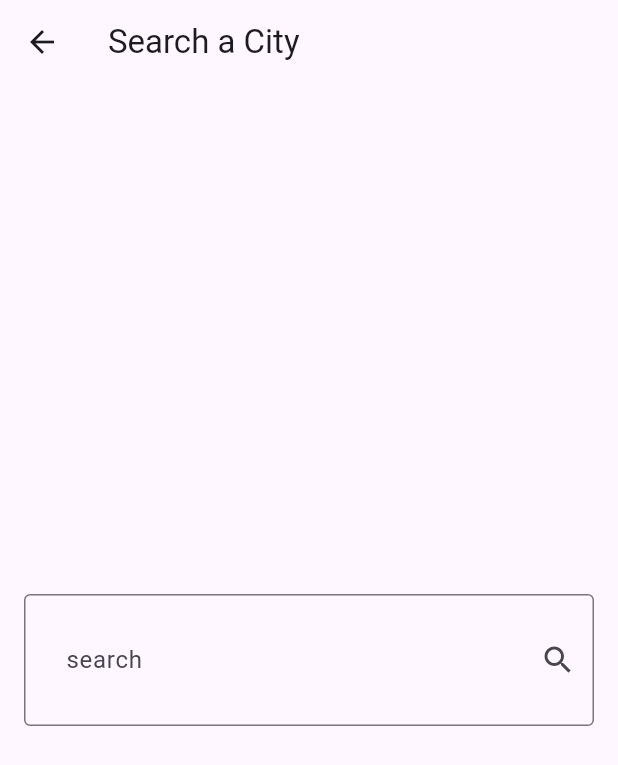
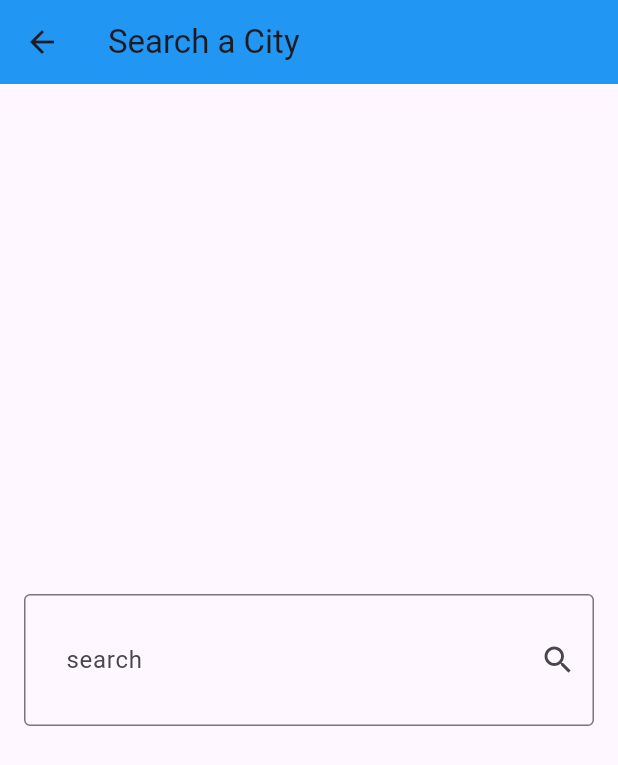
Before and after one commit to mohamedredaelsheikh/WeatherApp, a Flutter app: the screen it shows after launch, after a tap on the "search" icon, on a phone screen of 412 x 824 dp. Shown: the top 765 px of the screen. Run offline on Flutter 3.47's test engine with Material 3 defaults, Android fonts, the phone set to English and light mode, and no system bars; our stand-ins replace flutter_bloc.

Commit message:
Finish WeatherApp

```diff
--- a/lib/main.dart
+++ b/lib/main.dart
@@ -3,6 +3,8 @@ import 'package:flutter_bloc/flutter_bloc.dart';
 import 'package:project/cubits/weather_cubit/weather_cubit.dart';
 import 'package:project/services/weather_service.dart';
 import 'package:project/views/home_view.dart';
+
+import 'cubits/weather_cubit/weather_states.dart';
 
 void main() {
   runApp(BlocProvider(
@@ -17,17 +19,19 @@ class WeatherApp extends StatelessWidget {
 
   @override
   Widget build(BuildContext context) {
-    return MaterialApp(
-      debugShowCheckedModeBanner: false,
-      theme: ThemeData(
-        primarySwatch:
-            BlocProvider.of<WeatherCubit>(context).weathermodel == null
+    return BlocBuilder<WeatherCubit, WeatherState>(
+      builder: (context, state) {
+        return MaterialApp(
+          debugShowCheckedModeBanner: false,
+          theme: ThemeData(
+              appBarTheme: AppBarTheme(
+            color: BlocProvider.of<WeatherCubit>(context).weathermodel == null
                 ? Colors.blue
-                : BlocProvider.of<WeatherCubit>(context)
-                    .weathermodel!
-                    .getThemeColor(),
-      ),
-      home: const HomeView(),
+                : BlocProvider.of<WeatherCubit>(context).appBarColor,
+          )),
+          home: HomeView(state: state),
+        );
+      },
     );
   }
 }
--- a/lib/views/home_view.dart
+++ b/lib/views/home_view.dart
@@ -8,11 +8,11 @@ import 'package:project/widgets/noweather_info_body.dart';
 import 'package:project/widgets/weather_info_body.dart';
 
 class HomeView extends StatelessWidget {
-  const HomeView({super.key});
-
+  const HomeView({super.key, required this.state});
+  final WeatherState state;
   @override
   Widget build(BuildContext context) {
-    WeatherModel? weatherData;
+    WeatherModel weatherData;
     return Scaffold(
         appBar: AppBar(
           actions: [
@@ -28,22 +28,16 @@ class HomeView extends StatelessWidget {
           title: const Text('Weather App'),
           // backgroundColor: Colors.blue,
         ),
-        body:
-            BlocBuilder<WeatherCubit, WeatherState>(builder: (context, state) {
-          if (state is WeatherLoadingState) {
-            return const Center(
-              child: CircularProgressIndicator(),
-            );
-          } else if (state is WeatherSuccessState) {
-            weatherData = BlocProvider.of<WeatherCubit>(context).weathermodel;
-            return WeatherInfoBody(weatherData: weatherData!);
-          } else if (state is WeatherFailureState) {
-            return const Center(
-              child: Text("there is something wrong with the input"),
-            );
-          } else {
-            return const NoWeatherInfoBody();
-          }
-        }));
+        body: state is WeatherLoadingState
+            ? const Center(child: CircularProgressIndicator())
+            : state is WeatherSuccessState
+                ? WeatherInfoBody(
+                    weatherData:
+                        BlocProvider.of<WeatherCubit>(context).weathermodel!)
+                : state is WeatherFailureState
+                    ? const Center(
+                        child: Text('there is something wrong with the input'),
+                      )
+                    : const NoWeatherInfoBody());
   }
 }
```
Also changed, not shown: lib/cubits/weather_cubit/weather_cubit.dart (+39 -0 lines), lib/models/weather_model.dart (+32 -34 lines), lib/widgets/weather_info_body.dart (+10 -10 lines), 1 other file.
